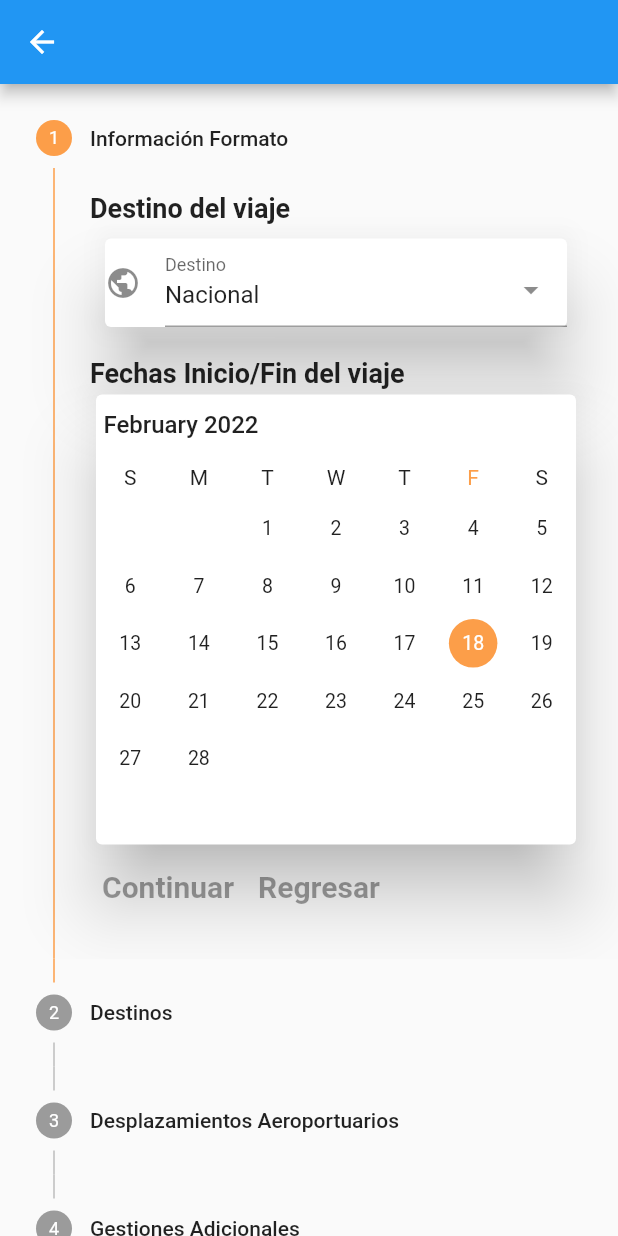
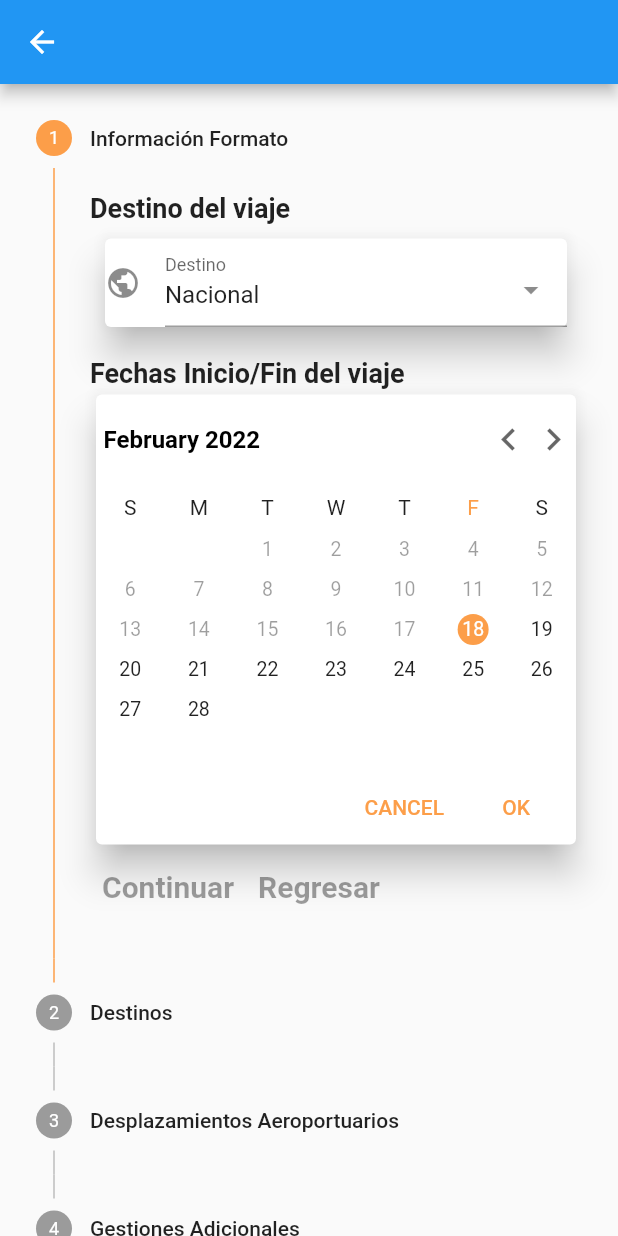
Before and after one commit to David-ctrlDev/MSM_Flutter_APP, a Flutter app: the TravelExpensesForm screen opened directly with empty values, on a phone screen of 412 x 824 dp. Run offline on Flutter 3.47's test engine with Material 2 defaults, Android fonts, the phone set to English and light mode, and no system bars; drawn by our look-alikes of select_form_field, syncfusion_flutter_datepicker; our stand-ins replace flutter_easyloading; missing offline and left inert: draggable_fab; Roboto replaces fonts that are missing (Helvetica).

Commit message:
Select Field and datapicker update

```diff
--- a/lib/components/travelExpensesFormContainer1.dart
+++ b/lib/components/travelExpensesFormContainer1.dart
@@ -35,9 +35,8 @@ class _FormContainer1 extends State<FormContainer1>{
       Text("Destino del viaje",style: TextStyle(fontWeight: FontWeight.bold, fontSize: 18),),
       Card(
         margin:EdgeInsets.fromLTRB(10, 10, 10,20),
-        elevation: 20,
+        elevation: 10,
         child:SelectFormField(
-        scrollPadding:EdgeInsets.fromLTRB(10, 10, 10,20),
         initialValue: 'nacional',
         icon: Icon(Icons.public),
         labelText: 'Destino',
@@ -47,17 +46,23 @@ class _FormContainer1 extends State<FormContainer1>{
         },
         //onSaved: (val) => print(val),
       )),
-
       Container(
         child: Column(
           children: [Row(
-
                     children:
                     [Text("Fechas Inicio/Fin del viaje",style: TextStyle(fontWeight: FontWeight.bold, fontSize: 18),)]),
                     Card(
-                      elevation: 20,
+                      elevation: 10,
                       child: SfDateRangePicker(
-
+                        showActionButtons: true,
+                        onSubmit: (_date) {
+                          String parsedate= _date.toString();
+                          parsedate.split(",");
+                          print(parsedate);},
+                        headerStyle: DateRangePickerHeaderStyle(textStyle: TextStyle(fontWeight: FontWeight.bold,color:Colors.black,)),
+                        headerHeight: 60,
+                        enablePastDates: false,
+                        showNavigationArrow: true,
                         controller: _controller,
                         initialSelectedDate: DateTime.now(),
                         onSelectionChanged:selectionChanged ,
@@ -70,7 +75,7 @@ class _FormContainer1 extends State<FormContainer1>{
  void selectionChanged(DateRangePickerSelectionChangedArgs args) {
   SchedulerBinding.instance!.addPostFrameCallback((duration) {
     setState(() {
-      print(args.value);
+
       _date= args.value;
       datevalue = _date;
 
```
